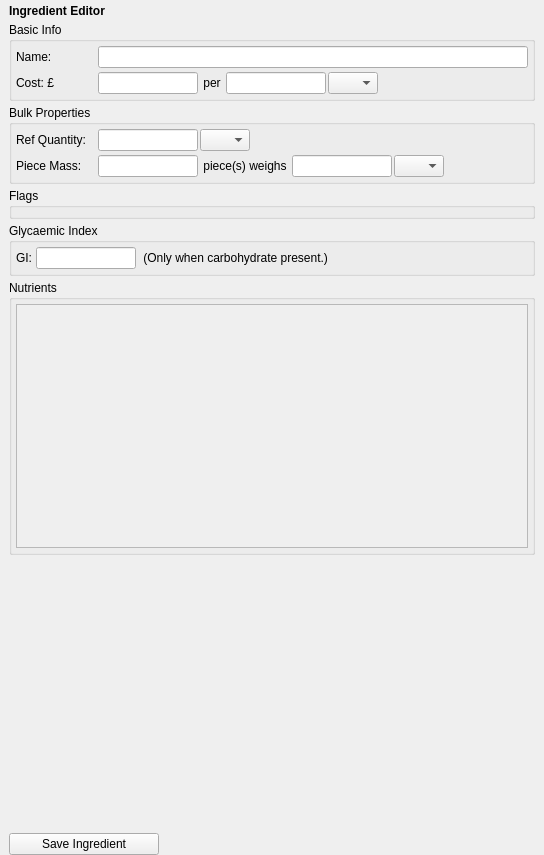
This is gui/ingredient_editor.ui in JamesAIzzard/codiet as Qt 5 draws it before an edit. The edited form follows.
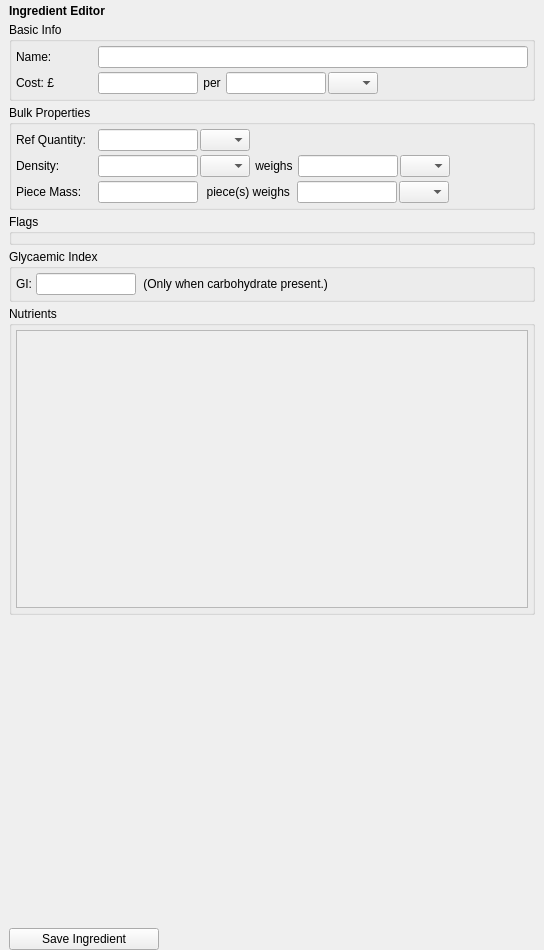
This is the edited form.

Commit message:
Adds density input into ingredient editor.
This includes populating volumetric units and assigning positive float validators.

The edit to the form file:
```diff
--- a/gui/ingredient_editor.ui
+++ b/gui/ingredient_editor.ui
@@ -7,7 +7,7 @@
     <x>0</x>
     <y>0</y>
     <width>544</width>
-    <height>855</height>
+    <height>950</height>
    </rect>
   </property>
   <property name="sizePolicy">
@@ -383,6 +383,124 @@
         </layout>
        </widget>
       </item>
+      <item>
+       <widget class="QWidget" name="wg_density" native="true">
+        <layout class="QHBoxLayout" name="horizontalLayout_6">
+         <property name="spacing">
+          <number>2</number>
+         </property>
+         <property name="leftMargin">
+          <number>0</number>
+         </property>
+         <property name="topMargin">
+          <number>0</number>
+         </property>
+         <property name="rightMargin">
+          <number>0</number>
+         </property>
+         <property name="bottomMargin">
+          <number>0</number>
+         </property>
+         <item>
+          <widget class="QLabel" name="label_10">
+           <property name="minimumSize">
+            <size>
+             <width>80</width>
+             <height>0</height>
+            </size>
+           </property>
+           <property name="text">
+            <string>Density:</string>
+           </property>
+          </widget>
+         </item>
+         <item>
+          <widget class="QLineEdit" name="txt_dens_vol">
+           <property name="minimumSize">
+            <size>
+             <width>100</width>
+             <height>0</height>
+            </size>
+           </property>
+           <property name="maximumSize">
+            <size>
+             <width>100</width>
+             <height>16777215</height>
+            </size>
+           </property>
+          </widget>
+         </item>
+         <item>
+          <widget class="QComboBox" name="cmb_dens_vol_units">
+           <property name="minimumSize">
+            <size>
+             <width>50</width>
+             <height>0</height>
+            </size>
+           </property>
+           <property name="maximumSize">
+            <size>
+             <width>50</width>
+             <height>16777215</height>
+            </size>
+           </property>
+          </widget>
+         </item>
+         <item>
+          <widget class="QLabel" name="label_11">
+           <property name="text">
+            <string> weighs </string>
+           </property>
+          </widget>
+         </item>
+         <item>
+          <widget class="QLineEdit" name="txt_dens_mass">
+           <property name="minimumSize">
+            <size>
+             <width>100</width>
+             <height>0</height>
+            </size>
+           </property>
+           <property name="maximumSize">
+            <size>
+             <width>100</width>
+             <height>16777215</height>
+            </size>
+           </property>
+          </widget>
+         </item>
+         <item>
+          <widget class="QComboBox" name="cmb_dens_mass_units">
+           <property name="minimumSize">
+            <size>
+             <width>50</width>
+             <height>0</height>
+            </size>
+           </property>
+           <property name="maximumSize">
+            <size>
+             <width>50</width>
+             <height>16777215</height>
+            </size>
+           </property>
+          </widget>
+         </item>
+         <item>
+          <spacer name="horizontalSpacer_5">
+           <property name="orientation">
+            <enum>Qt::Horizontal</enum>
+           </property>
+           <property name="sizeHint" stdset="0">
+            <size>
+             <width>40</width>
+             <height>20</height>
+            </size>
+           </property>
+          </spacer>
+         </item>
+        </layout>
+       </widget>
+      </item>
       <item>
        <widget class="QWidget" name="wg_piece_mass" native="true">
         <layout class="QHBoxLayout" name="horizontalLayout_4">
@@ -450,8 +568,14 @@
          </item>
          <item>
           <widget class="QLabel" name="label_7">
+           <property name="minimumSize">
+            <size>
+             <width>95</width>
+             <height>0</height>
+            </size>
+           </property>
            <property name="text">
-            <string> piece(s) weighs </string>
+            <string>  piece(s) weighs </string>
            </property>
           </widget>
          </item>
@@ -617,7 +741,7 @@
      <property name="minimumSize">
       <size>
        <width>0</width>
-       <height>200</height>
+       <height>250</height>
       </size>
      </property>
      <property name="maximumSize">
@@ -662,7 +786,7 @@
            <x>0</x>
            <y>0</y>
            <width>510</width>
-           <height>197</height>
+           <height>259</height>
           </rect>
          </property>
          <layout class="QVBoxLayout" name="lyt_nutrients">
```
The commit also changes 50 other files.
